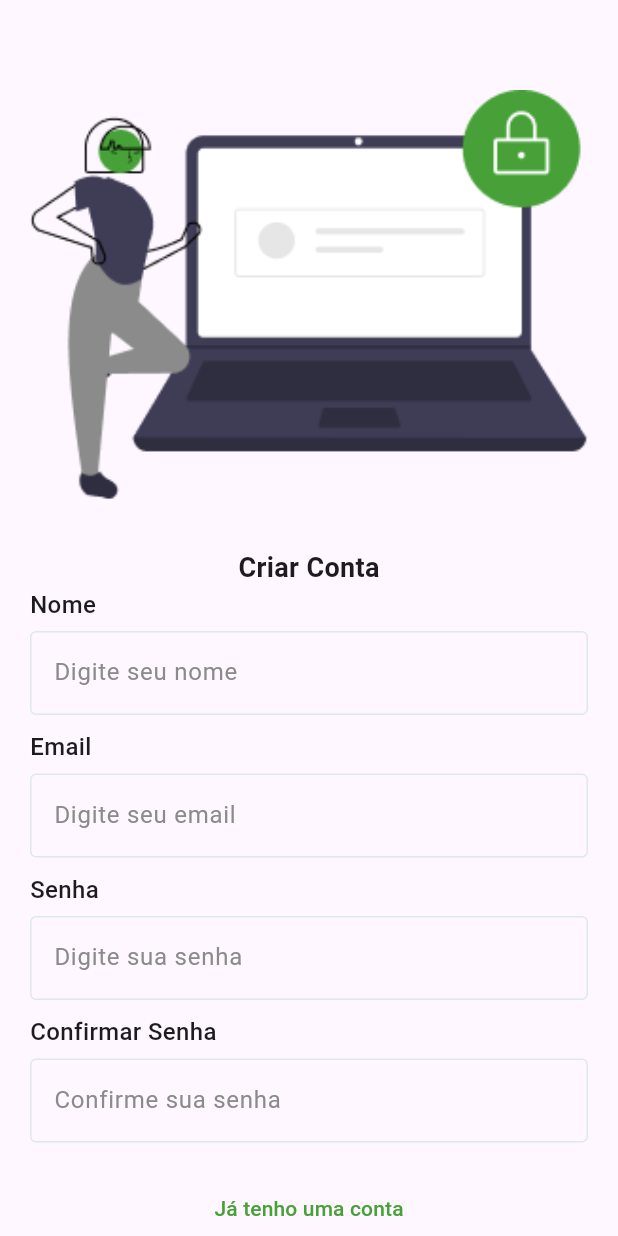
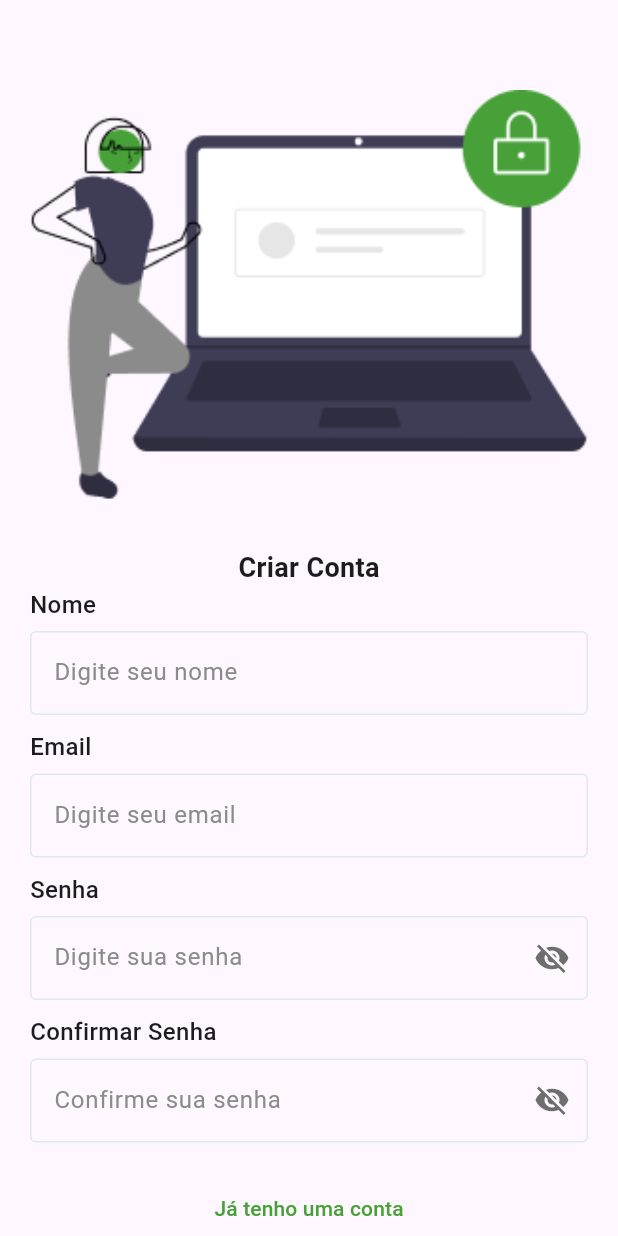
Before and after one commit to CarolBastos/tech_challenge_fase3, a Flutter app: the RegisterScreen screen opened by its route, on a phone screen of 412 x 824 dp. Run offline on Flutter 3.47's test engine with Material 3 defaults, Android fonts, the phone set to English and light mode, and no system bars; our stand-ins replace cloud_firestore, firebase_auth, firebase_core, firebase_storage, fl_chart, flutter_redux and 4 more; missing offline and left inert: encrypt, redux_persist, redux_persist_flutter; accounts and stored records are empty.

Commit message:
Funcionalidade de`visualizar senha no form de login e criar usuário

```diff
--- a/lib/screens/components/custom_text_field.dart
+++ b/lib/screens/components/custom_text_field.dart
@@ -1,25 +1,40 @@
 import 'package:flutter/material.dart';
+
 import '../../app_colors.dart';
 
 class CustomTextField extends StatefulWidget {
   final String labelText;
   final String placeholder;
   final bool isPassword;
-  final TextEditingController controller; // Adicionando o controller
+  final TextEditingController controller;
 
   const CustomTextField({
-    Key? key,
+    super.key,
     required this.labelText,
     required this.placeholder,
     this.isPassword = false,
     required this.controller,
-  }) : super(key: key);
+  });
 
   @override
   _CustomTextFieldState createState() => _CustomTextFieldState();
 }
 
 class _CustomTextFieldState extends State<CustomTextField> {
+  bool _obscureText = true;
+
+  @override
+  void initState() {
+    super.initState();
+    _obscureText = widget.isPassword;
+  }
+
+  void _toggleVisibility() {
+    setState(() {
+      _obscureText = !_obscureText;
+    });
+  }
+
   @override
   Widget build(BuildContext context) {
     return Column(
@@ -32,18 +47,27 @@ class _CustomTextFieldState extends State<CustomTextField> {
         const SizedBox(height: 6),
         TextFormField(
           controller: widget.controller,
+          obscureText: widget.isPassword ? _obscureText : false,
           decoration: InputDecoration(
             hintText: widget.placeholder,
             hintStyle: const TextStyle(color: AppColors.greyPlaceholder),
             border: const OutlineInputBorder(),
-            enabledBorder: OutlineInputBorder(
+            enabledBorder: const OutlineInputBorder(
               borderSide: BorderSide(color: AppColors.grey),
             ),
-            focusedBorder: OutlineInputBorder(
+            focusedBorder: const OutlineInputBorder(
               borderSide: BorderSide(color: AppColors.grey, width: 2),
             ),
+            suffixIcon: widget.isPassword
+                ? IconButton(
+                    icon: Icon(
+                      _obscureText ? Icons.visibility_off : Icons.visibility,
+                      color: const Color.fromARGB(255, 110, 110, 110),
+                    ),
+                    onPressed: _toggleVisibility,
+                  )
+                : null,
           ),
-          obscureText: widget.isPassword,
         ),
       ],
     );
```
